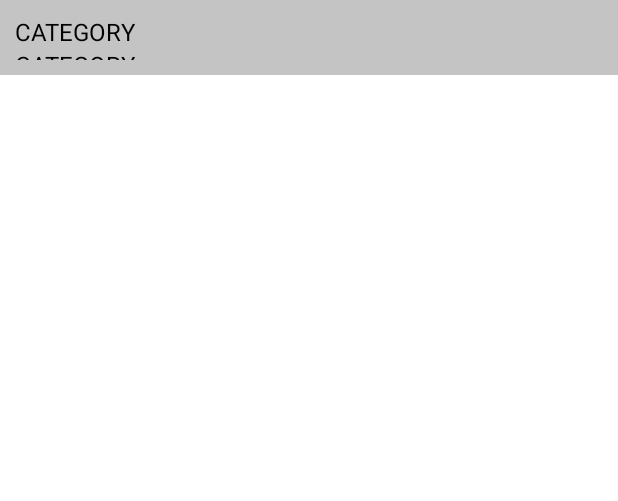
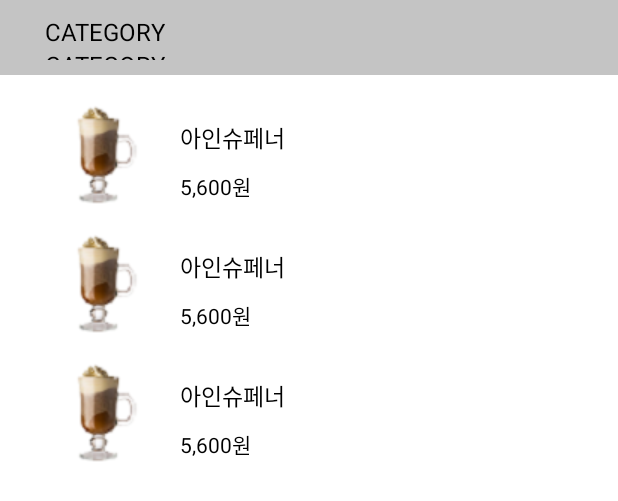
Before and after one commit to dino889/SSAFY_Cafe, an Android app: the layout fragment_all_menu.xml on its own in the app's theme, with its tools: preview values and no code run, on a phone screen of 412 x 824 dp. Shown: the top 501 px of the screen. Run offline under Robolectric (Android 15) with nearby library versions, the phone set to English and light mode, and no system bars.

Commit message:
commit 11-14

```diff
--- /dev/null
+++ b/finalCoffeeProject/app/src/main/java/com/ssafy/cafe/dto/Category.kt
@@ -0,0 +1,3 @@
+package com.ssafy.cafe.dto
+
+data class Category(val id:Int, val category:String)
--- a/finalCoffeeProject/app/src/main/res/layout/fragment_all_menu.xml
+++ b/finalCoffeeProject/app/src/main/res/layout/fragment_all_menu.xml
@@ -22,6 +22,8 @@
         <androidx.recyclerview.widget.RecyclerView
             android:id="@+id/rv_cafeMenuList"
             android:layout_width="match_parent"
-            android:layout_height="match_parent" />
+            android:layout_height="match_parent"
+            android:padding="10dp"
+            tools:listitem="@layout/recyclerview_allmenu_list_item" />
     </LinearLayout>
 </FrameLayout>
--- /dev/null
+++ b/finalCoffeeProject/app/src/main/res/layout/recyclerview_allmenu_list_item.xml
@@ -0,0 +1,45 @@
+<?xml version="1.0" encoding="utf-8"?>
+<androidx.constraintlayout.widget.ConstraintLayout xmlns:android="http://schemas.android.com/apk/res/android"
+    xmlns:app="http://schemas.android.com/apk/res-auto"
+    android:layout_width="match_parent"
+    android:layout_height="wrap_content">
+
+    <LinearLayout
+        android:layout_width="match_parent"
+        android:layout_height="wrap_content"
+        android:orientation="horizontal"
+        android:padding="10dp">
+
+        <ImageView
+            android:id="@+id/imageView5"
+            android:layout_width="wrap_content"
+            android:layout_height="wrap_content"
+            android:layout_marginLeft="10dp"
+            android:scaleType="fitStart"
+            app:srcCompat="@drawable/ainsupeno" />
+
+        <LinearLayout
+            android:layout_width="match_parent"
+            android:layout_height="match_parent"
+            android:layout_marginLeft="10dp"
+            android:orientation="vertical">
+
+            <TextView
+                android:id="@+id/tv_cateName"
+                android:layout_width="match_parent"
+                android:layout_height="wrap_content"
+                android:paddingTop="10dp"
+                android:text="아인슈페너"
+                android:textColor="@color/black"
+                android:textSize="15sp" />
+
+            <TextView
+                android:id="@+id/tv_catePrice"
+                android:layout_width="match_parent"
+                android:layout_height="wrap_content"
+                android:paddingTop="10dp"
+                android:text="5,600원"
+                android:textColor="@color/black" />
+        </LinearLayout>
+    </LinearLayout>
+</androidx.constraintlayout.widget.ConstraintLayout>
--- a/finalCoffeeProject/app/src/main/res/layout/recyclerview_menu_category_list_item.xml
+++ b/finalCoffeeProject/app/src/main/res/layout/recyclerview_menu_category_list_item.xml
@@ -8,6 +8,8 @@
         android:layout_width="wrap_content"
         android:layout_height="wrap_content"
         android:layout_weight="1"
+        android:paddingLeft="20dp"
+        android:paddingRight="20dp"
         android:text="CATEGORY"
         android:textColor="@color/black"
         android:textSize="16sp" />
```
Also changed, not shown: finalCoffeeProject/app/src/main/java/com/ssafy/cafe/adapter/CategoryAdapter.kt (added, +44 -0 lines), finalCoffeeProject/app/src/main/java/com/ssafy/cafe/fragment/AllMenuFragment.kt (+20 -1 lines), finalCoffeeProject/app/src/main/java/com/ssafy/cafe/fragment/MenuDetailFragment.kt (added, +60 -0 lines), finalCoffeeProject/app/src/main/res/layout/fragment_menu_detail.xml (added, +256 -0 lines), finalCoffeeProject/app/src/main/res/drawable/card.png (added), finalCoffeeProject/app/src/main/res/drawable/minus.png (added), finalCoffeeProject/app/src/main/res/drawable/plus.png (added).
